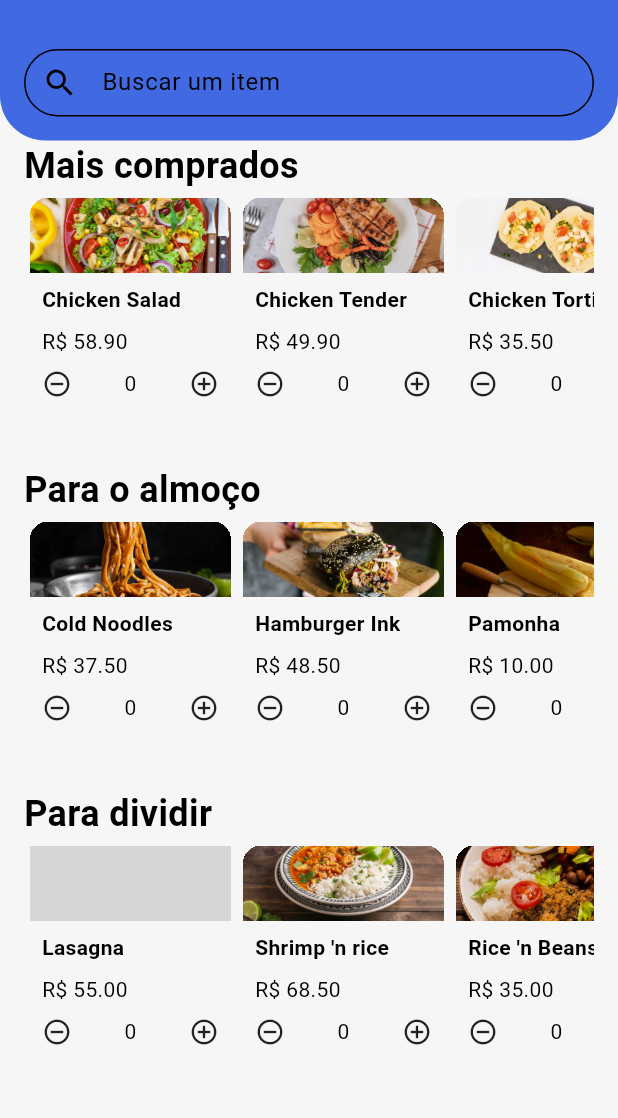
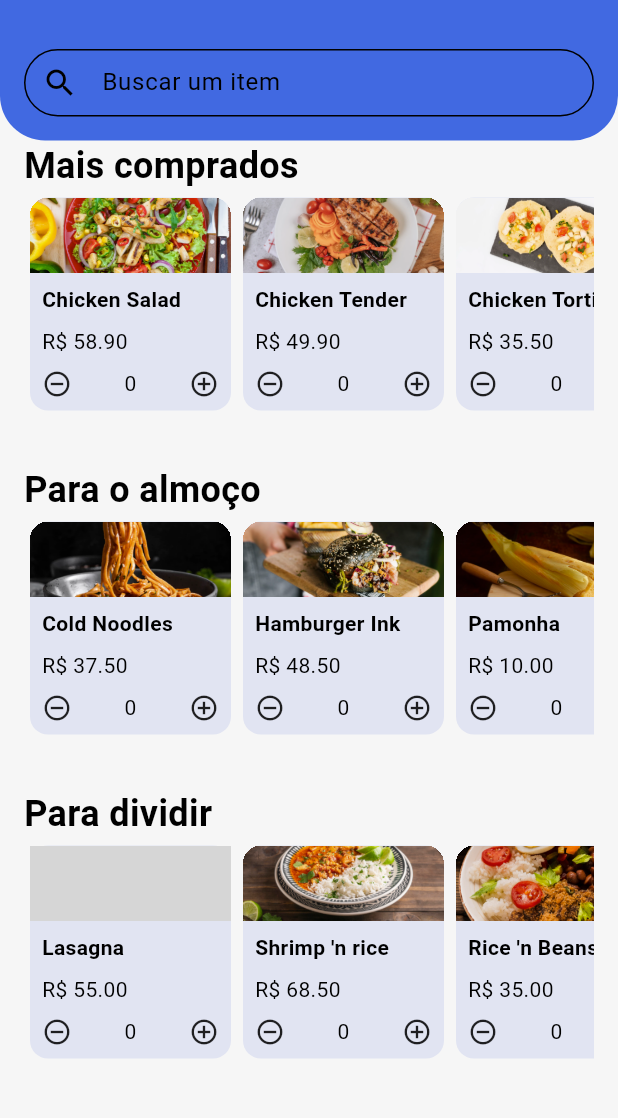
Before and after one commit to vinicius00franco/flutter-estado-mobx, a Flutter app: the screen it shows after launch, on a phone screen of 412 x 824 dp, the part 59-1177 px from its top. Run offline on Flutter 3.47's test engine with Material 3 defaults, Android fonts, the phone set to English and light mode, and no system bars; our stand-ins replace flutter_mobx, mobx; generated files the repository leaves out were written again; grey boxes are pictures that could not be loaded.

Commit message:
Add card contrast colors and update Cartao widget to use theme-based color selection

```diff
--- a/lib/components/cartao.dart
+++ b/lib/components/cartao.dart
@@ -2,6 +2,7 @@ import 'package:flutter/material.dart';
 import 'package:panucci_delivery/components/contador.dart';
 
 import '../models/item.dart';
+import '../themes/app_colors.dart';
 
 class Cartao extends StatelessWidget {
 const Cartao({ Key? key, required this.item }) : super(key: key);
@@ -10,7 +11,9 @@ final Item item;
   @override
   Widget build(BuildContext context){
     return Card(
-      color: Theme.of(context).cardColor, // Usar a cor do tema atual
+      color: Theme.of(context).brightness == Brightness.dark
+          ? AppColors.cardDarkContrast // Cor para tema escuro
+          : AppColors.cardContrast, // Cor para tema claro
       elevation: 0,
       clipBehavior: Clip.hardEdge,
       child: ConstrainedBox(
--- a/lib/themes/app_colors.dart
+++ b/lib/themes/app_colors.dart
@@ -11,5 +11,7 @@ class AppColors {
   static const Color primaryLightColor = Color(0xFF9A82DB);
   static const Color primaryDarkColor = Color(0xFF4F378B);
   static const Color totalGray = Color(0xFF9D9D9D);
+  static const Color cardContrast = Color(0xFFE1E4F2); // Cor de contraste para cartões
+  static const Color cardDarkContrast = Color(0xFF2A2D3A); // Cor de contraste suave para o tema escuro
   // Adicione outras cores aqui conforme necessário
 }
```
